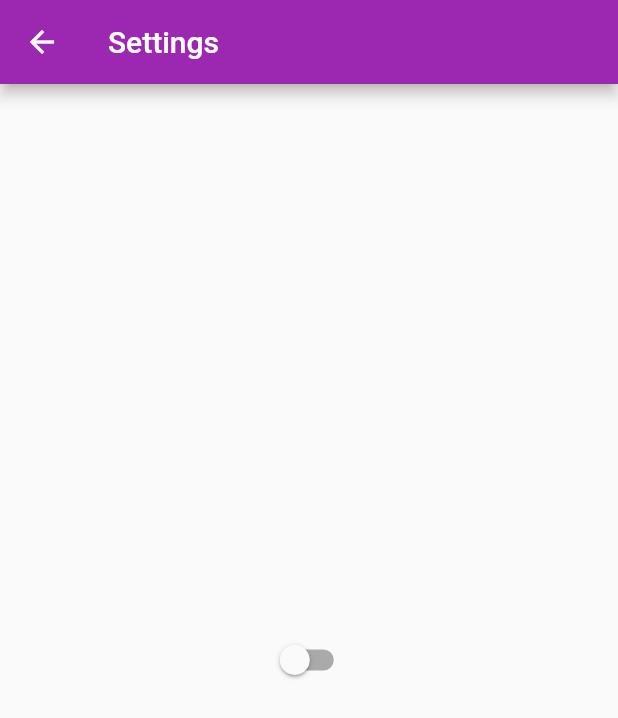
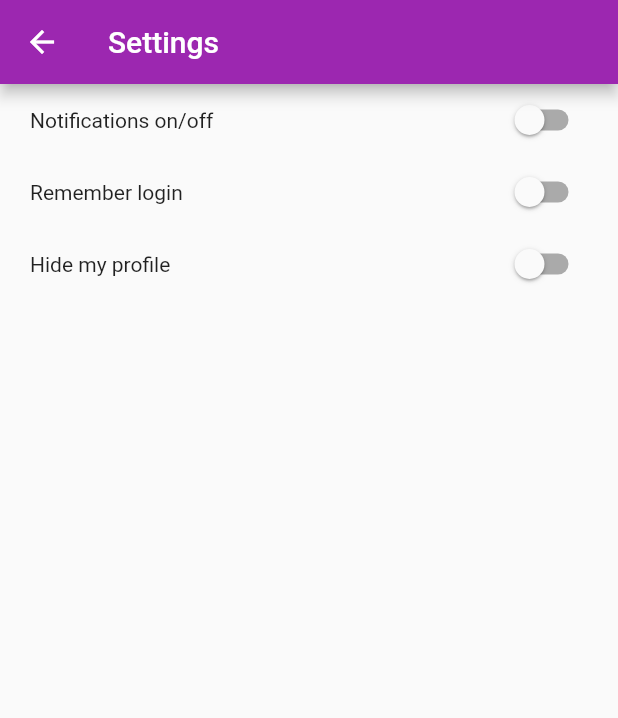
Before and after one commit to Nvor/MooMooBeenz, a Flutter app: the screen it shows after launch, in the side drawer, after a tap on "Settings", on a phone screen of 412 x 824 dp. Shown: the top 718 px of the screen. Run offline on Flutter 3.47's test engine with Material 2 defaults, Android fonts, the phone set to English and light mode, and no system bars.

Commit message:
custom switch widget, few settings

```diff
--- a/MooMooBeenz_App/lib/screens/settings.dart
+++ b/MooMooBeenz_App/lib/screens/settings.dart
@@ -1,3 +1,4 @@
+import 'package:MooMooBeenz_App/widgets/labeled-switch.dart';
 import 'package:flutter/material.dart';
 
 class SettingsPage extends StatefulWidget {
@@ -7,7 +8,9 @@
 
 class _SettingsPageState extends State<SettingsPage> {
   final _formKey = GlobalKey<FormState>();
-  bool isSwitched = false;
+  bool notifications = false;
+  bool rememberLogin = false;
+  bool hideProfile = false;
 
   @override
   Widget build(BuildContext context) {
@@ -15,7 +18,43 @@
       appBar: AppBar(
         title: Text('Settings')
       ),
-      body: Center(
+      body: Container(
+        child: Column(
+          children: <Widget>[
+            LabeledSwitch(
+                label: 'Notifications on/off',
+                padding: EdgeInsets.symmetric(horizontal: 20.0),
+                value: notifications,
+                onChanged: (bool newValue) {
+                  setState(() {
+                    notifications = newValue;
+                  });
+                }
+            ),
+            LabeledSwitch(
+                label: 'Remember login',
+                padding: EdgeInsets.symmetric(horizontal: 20.0),
+                value: rememberLogin,
+                onChanged: (bool newValue) {
+                  setState(() {
+                    rememberLogin = newValue;
+                  });
+                }
+            ),
+            LabeledSwitch(
+                label: 'Hide my profile',
+                padding: EdgeInsets.symmetric(horizontal: 20.0),
+                value: hideProfile,
+                onChanged: (bool newValue) {
+                  setState(() {
+                    hideProfile = newValue;
+                  });
+                }
+            )
+          ],
+        )
+      )
+      /*body: Container(
         child: Switch(
           value: isSwitched,
           onChanged: (value) {
@@ -23,10 +62,10 @@
               isSwitched = value;
             });
           },
-          activeTrackColor: Colors.green,
+          activeTrackColor: Colors.grey,
           activeColor: Colors.purple
         )
-      )
+      )*/
     );
   }
 }
--- /dev/null
+++ b/MooMooBeenz_App/lib/widgets/labeled-switch.dart
@@ -0,0 +1,39 @@
+import 'package:flutter/material.dart';
+
+class LabeledSwitch extends StatelessWidget {
+  const LabeledSwitch({
+    Key key,
+    @required this.label,
+    @required this.padding,
+    @required this.value,
+    @required this.onChanged
+  }) : super(key: key);
+
+  final String label;
+  final EdgeInsets padding;
+  final bool value;
+  final Function onChanged;
+
+  @override
+  Widget build(BuildContext context) {
+    return InkWell(
+      onTap: () {
+        onChanged(!value);
+      },
+      child: Padding(
+        padding: padding,
+        child: Row(
+          children: <Widget>[
+            Expanded(child: Text(label)),
+            Switch(
+              value: value,
+              onChanged: (bool newValue) {
+                onChanged(newValue);
+              }
+            )
+          ]
+        )
+      )
+    );
+  }
+}
```
